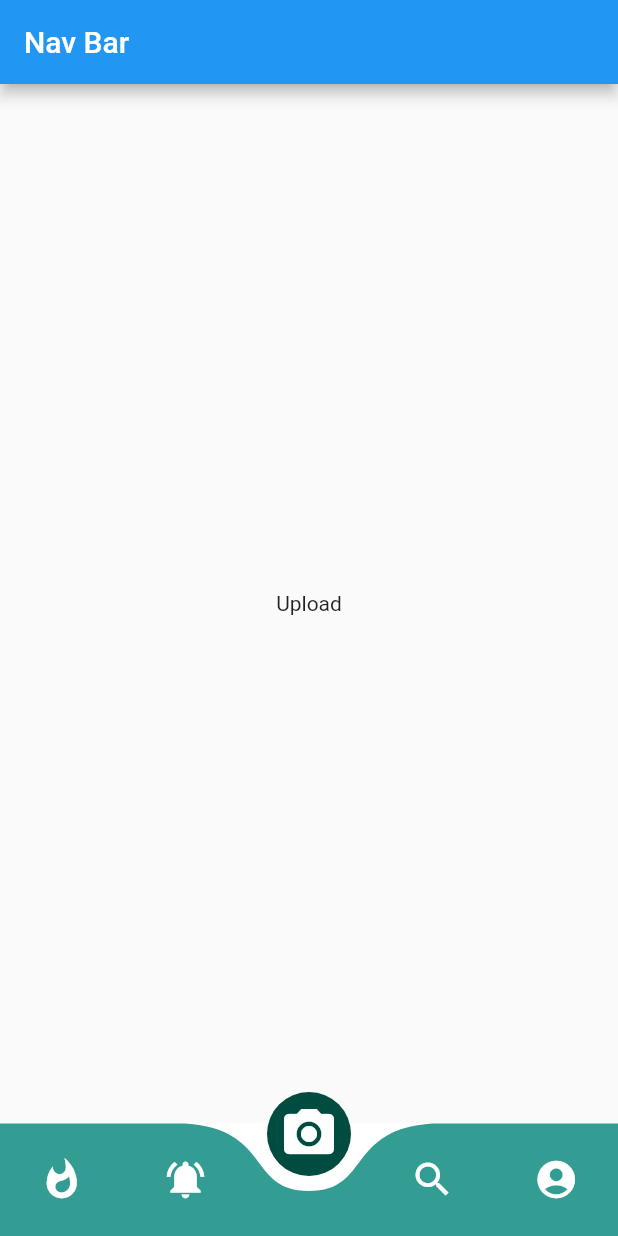
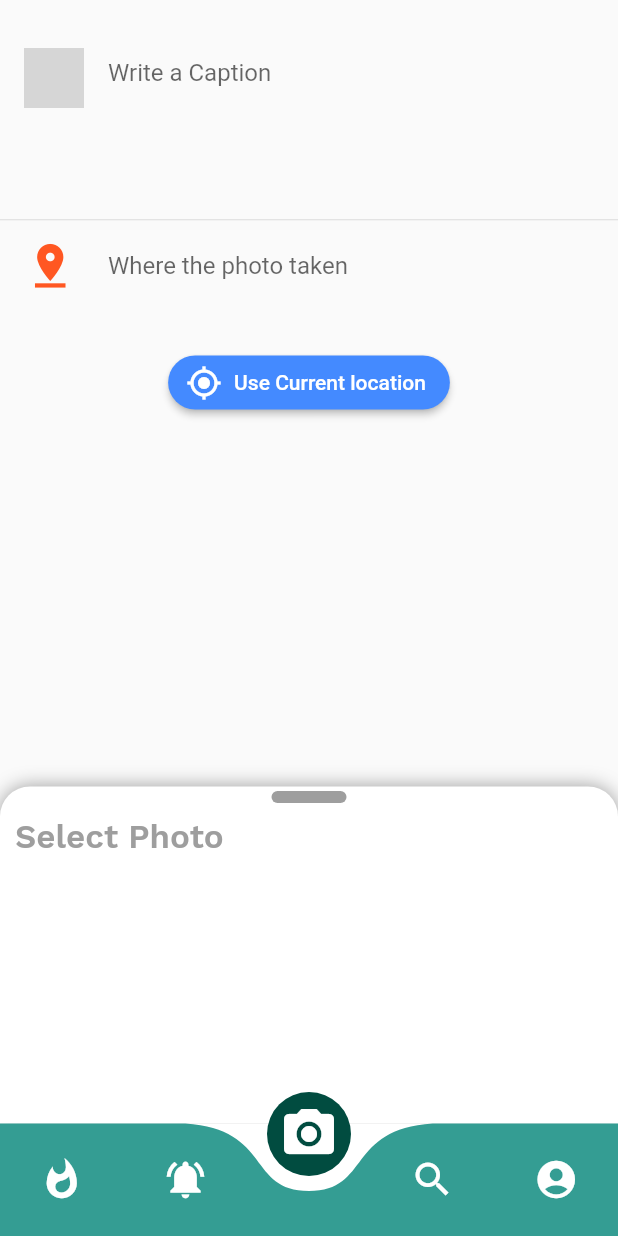
Before and after one commit to Ashrafulgafurtantan/FirebaseAuthentication, a Flutter app: the screen it shows once a user with an empty profile is signed in, swiped to page 3, on a phone screen of 412 x 824 dp. Run offline on Flutter 3.47's test engine with Material 2 defaults, Android fonts, the phone set to English and light mode, and no system bars; drawn by our look-alikes of curved_navigation_bar; our stand-ins replace cached_network_image, cloud_firestore, firebase_auth, firebase_core, firebase_storage, fluttertoast and 5 more; missing offline and left inert: storage_path; accounts and stored records are empty; network calls fail; project files that could hold a hidden picture were left out; grey boxes are pictures that could not be loaded.

Commit message:
Fixed Login CurrentAccount

```diff
--- a/lib/models/app_gaurd.dart
+++ b/lib/models/app_gaurd.dart
@@ -1,5 +1,5 @@
 class AppGuard{
-  final String uid;
+  final String uid,email;
    bool isVerified;
-  AppGuard({this.uid,this.isVerified});
+  AppGuard({this.uid,this.isVerified,this.email});
 }
--- a/lib/services/auth.dart
+++ b/lib/services/auth.dart
@@ -9,7 +9,7 @@ import 'package:google_sign_in/google_sign_in.dart';
   bool switcher=false;
   Stream<AppGuard>get user{
     return _auth.userChanges().map((User firebaseUser){
-      AppGuard   appGuard =firebaseUser==null ?  null : AppGuard(uid: firebaseUser.uid,isVerified: firebaseUser.emailVerified);
+      AppGuard   appGuard =firebaseUser==null ?  null : AppGuard(uid: firebaseUser.uid,isVerified: firebaseUser.emailVerified,email: firebaseUser.email);
       print("In streamBuilder");
        print(switcher);
       return appGuard;
--- a/lib/ui/home.dart
+++ b/lib/ui/home.dart
@@ -1,12 +1,21 @@
+import 'package:cloud_firestore/cloud_firestore.dart';
 import 'package:curved_navigation_bar/curved_navigation_bar.dart';
+import 'package:firebase_auth_gorgeous_login/models/app_gaurd.dart';
+import 'package:firebase_auth_gorgeous_login/models/app_user.dart';
+import 'package:firebase_auth_gorgeous_login/ui/signIn.dart';
 import 'package:firebase_auth_gorgeous_login/widgets/activity.dart';
 import 'package:firebase_auth_gorgeous_login/widgets/profile.dart';
 import 'package:firebase_auth_gorgeous_login/widgets/search.dart';
 import 'package:firebase_auth_gorgeous_login/widgets/timeline.dart';
-import 'package:firebase_auth_gorgeous_login/widgets/upload.dart';
+import 'package:firebase_auth_gorgeous_login/widgets/create_question.dart';
 import 'package:flutter/material.dart';
 
+
 class Home extends StatefulWidget {
+  final AppGuard appGuard;
+
+  Home({this.appGuard});
+
   @override
   _HomeState createState() => _HomeState();
 }
@@ -15,9 +24,16 @@ class _HomeState extends State<Home> {
   int _currentIndex = 0;
   PageController _pageController;
 
+
+  getCurrentUser()async{
+   DocumentSnapshot doc =await userRef.doc(widget.appGuard.email).get();//.....
+    thisDeviceAppUser =   AppUser.fromDocument(doc,doc.id);//...
+    print("thisDeviceAppUser = $thisDeviceAppUser");
+  }
   @override
   void initState() {
     super.initState();
+    getCurrentUser();
     _pageController = PageController();
   }
 
@@ -30,7 +46,6 @@ class _HomeState extends State<Home> {
   @override
   Widget build(BuildContext context) {
     return Scaffold(
-      appBar: AppBar(title: Text("Nav Bar")),
       body: SizedBox.expand(
         child: PageView(
           controller: _pageController,
@@ -41,7 +56,7 @@ class _HomeState extends State<Home> {
           children: <Widget>[
             Timeline(),
             Activity(),
-            Upload(),
+            CreateQuestion(currentUser: thisDeviceAppUser,),
             Search(),
             Profile(),
           ],
--- a/lib/ui/login_page.dart
+++ b/lib/ui/login_page.dart
@@ -7,8 +7,6 @@ import 'package:flutter/material.dart';
 import 'package:flutter/services.dart';
 
 class LoginPage extends StatefulWidget {
-  var switcher;
-  LoginPage({this.switcher});
 
   @override
   _LoginPageState createState() => new _LoginPageState();
@@ -82,7 +80,7 @@ class _LoginPageState extends State<LoginPage> with SingleTickerProviderStateMix
                         children: <Widget>[
                           new ConstrainedBox(
                             constraints: const BoxConstraints.expand(),
-                            child: SignIn(switcher: widget.switcher,),
+                            child: SignIn(),
                           ),
                           new ConstrainedBox(
                             constraints: const BoxConstraints.expand(),
--- a/lib/ui/wrapper.dart
+++ b/lib/ui/wrapper.dart
@@ -18,13 +18,13 @@ class _WrapperState extends State<Wrapper> {
    final  appGuard = Provider.of<AppGuard>(context);
     print("In wrapper");
     if(appGuard!=null) {
-      print ( appGuard.uid );
+      print ( appGuard.email );
       print ( appGuard.isVerified );
     }
     if(appGuard==null ){
       return LoginPage();
     }else{
-      return appGuard.isVerified ? Home():LoginPage();
+      return appGuard.isVerified ? Home(appGuard: appGuard,):LoginPage();
     }
   }
 }
--- /dev/null
+++ b/lib/widgets/create_question.dart
@@ -0,0 +1,442 @@
+import 'dart:convert';
+import 'dart:io';
+import 'package:cached_network_image/cached_network_image.dart';
+import 'package:cloud_firestore/cloud_firestore.dart';
+import 'package:firebase_auth_gorgeous_login/models/app_user.dart';
+import 'package:firebase_auth_gorgeous_login/ui/signIn.dart';
+import 'package:firebase_auth_gorgeous_login/widgets/profile.dart';
+import 'package:firebase_storage/firebase_storage.dart';
+import 'package:flutter/material.dart';
+import 'package:flutter/services.dart';
+import 'package:font_awesome_flutter/font_awesome_flutter.dart';
+import 'package:geolocator/geolocator.dart';
+import 'package:image_picker/image_picker.dart';
+import 'package:storage_path/storage_path.dart';
+import 'package:permission_handler/permission_handler.dart';
+import 'package:uuid/uuid.dart';
+final storage = FirebaseStorage.instance;
+final postRef = FirebaseFirestore.instance.collection("posts");
+
+class CreateQuestion extends StatefulWidget {
+  final AppUser currentUser;
+  CreateQuestion({this.currentUser});
+  @override
+  _CreateQuestionState createState() => _CreateQuestionState();
+}
+
+class _CreateQuestionState extends State<CreateQuestion>
+
+    with AutomaticKeepAliveClientMixin<CreateQuestion>{
+  TextEditingController captionController;
+  TextEditingController locationController;
+  File file;
+  List<FileModel> fileModel;
+  List<Widget> cardList=new List() ;
+  List<GridTile>gridTiles=[];
+  String postId;
+
+  fromGalleryHandle()async{
+    File f=await ImagePicker.pickImage(source: ImageSource.gallery, maxWidth: 960,maxHeight: 675);
+    if(f!=null)
+      print('file not null');
+    setState(() {
+      file=f;
+    });
+  }
+  fromCameraHandle()async{
+    File f=await ImagePicker.pickImage(source: ImageSource.camera, maxWidth: 960,maxHeight: 675);
+    if(f!=null)
+      print('file not null');
+    setState(() {
+      file=f;
+    });
+  }
+  GridTile addDefaultTiles(String name,Function handle){
+    return  GridTile(child: Padding(
+      padding: const EdgeInsets.all(2.0),
+      child: GestureDetector(
+        onTap: handle,
+        child: Container(
+          height: 50,width: 50,
+          decoration: BoxDecoration(
+              color: Colors.blueGrey
+          ),
+          child: Center(child: Text(name,style: TextStyle(color: Colors.white,fontSize: 18),)),
+        ),
+      ),
+    ),);
+
+  }
+
+  uploadImgInFirestore(String mediaUrl,String description,String location){
+    postRef.doc(thisDeviceAppUser.email).collection('userPosts').doc(postId).set({
+
+      'postId':postId,
+      'ownerMail':thisDeviceAppUser.email,
+      'username': thisDeviceAppUser.username,
+      'mediaUrl':mediaUrl,
+      'description':description,
+      'location':location,
+      'timestamp':DateTime.now(),
+      'likes':{},
+    });
+  }
+
+  Future<void> uploadImage(imgFile)async{
+
+    UploadTask task = FirebaseStorage.instance.ref('post_$postId.jpg').putFile(file);task.snapshotEvents.listen((TaskSnapshot snapshot) {
+      print('Snapshot state: ${snapshot.state}'); // paused, running, complete
+      print('Progress: ${ snapshot.bytesTransferred}/snapshot.totalBytes ');
+
+    }, onError: (Object e) {
+      print(e); // FirebaseException
+    });
+    task.whenComplete(() async{
+      String downloadURL = await storage.ref('post_$postId.jpg').getDownloadURL();
+      print(downloadURL);
+      await uploadImgInFirestore(downloadURL,captionController.text,locationController.text);
+
+    });
+    task.then((TaskSnapshot snapshot) async{
+      print('Upload complete!');
+    })
+        .catchError((Object e) {
+      print(e); // FirebaseException
+    });
+
+  }
+
+
+  getImagesPath() async {
+    //  await grantPermission();
+    List<GridTile>tiles=[addDefaultTiles("Camera",fromCameraHandle),addDefaultTiles("Gallery",fromGalleryHandle)];
+    String imagespath = "";
+    List<Widget> cList=new List() ;
+
+    try {
+      imagespath = await StoragePath.imagesPath;
+      var response = jsonDecode(imagespath);
+      var imageList = response as List;
+
+      List<FileModel> list = imageList.map<FileModel>((json) => FileModel.fromJson(json)).toList();
+
+      list.forEach((element)async {
+        print(element.toString());
+        if(element.folder =='High Quality Image'){
+
+          for(int i=0;i<element.files.length && i<10;i++){
+            FileImage image=new FileImage(new File(element.files[i]));
+            print(image);
+            if(image != null){
+              tiles.add(GridTile(child: Padding(
+                padding: const EdgeInsets.all(2.0),
+                child: GestureDetector(child:Container(height:50 ,width: 50,decoration: BoxDecoration(
+                    image: DecorationImage(image: image,fit: BoxFit.cover)),),
+                  onTap: (){
+                    setState(() {
+                      file=File(element.files[i]);
+                      DraggableScrollableActuator.reset(context);
+                    });
+                  },
+                ),
+              ),));
+              print(tiles.length);
+            }
+            else{
+              print('no image');
+            }
+          }
+          setState(() {
+            gridTiles = tiles;
+          });
+        }
+      });
+    } on PlatformException {
+      imagespath = 'Failed to get path';
+    }
+  }
+
+//  grantPermission()async{
+//      final picker=ImagePicker();
+//      await Permission.photos.request();
+//      var permissionStatus = await Permission.photos.status;
+//
+//      if(permissionStatus.isDenied){
+//
+//      }else{
+//        Navigator.push(context, MaterialPageRoute(builder: (context)=>Profile()));
+//      }
+//  }
+
+  uploadButtonPressed()async{
+    await uploadImage(file);
+    setState(() {
+      locationController.clear();
+      captionController.clear();
+      file=null;
+
+    });
+  }
+
+  @override
+  void initState() {
+    getImagesPath();
+    super.initState();
+    captionController = TextEditingController();
+    locationController = TextEditingController();
+    postId=Uuid().v4();
+  }
+  @override
+  bool get wantKeepAlive =>true;
+  Widget build(BuildContext context) {
+    super.build(context);
+
+
+    return Scaffold(
+//      appBar: AppBar(
+//        actions: [
+//
+//        ],
+//      ),
+      body: new Stack(
+        children: <Widget>[
+          ListView(
+            children: <Widget>[
+              //   isUploading ? linearProgress() :Text(''),
+              file==null? Container(child: Text(""),): ClipRRect(
+                borderRadius: BorderRadius.only(bottomLeft: Radius.circular(40),bottomRight:  Radius.circular(40)),
+                child: Container(
+                    height: 300,
+                    width: MediaQuery.of(context).size.width*0.8,
+                    child: Stack(
+                      children: [
+                        Container(
+                          decoration: BoxDecoration(
+                              image: DecorationImage(
+                                fit: BoxFit.cover,
+                                image: FileImage(file),
+                              )
+                          ),
+                        ),
+
+
+                        Positioned(
+                          top: 10,
+                          left: 10,
+                          child: Container(
+
+                            height: 40,
+                            width: 40,
+                            decoration: BoxDecoration(
+                              shape: BoxShape.circle,
+                              color: Colors.black.withOpacity(0.4),
+                            ),
+                            child: IconButton(
+                              splashColor: Colors.transparent,
+                              icon: Icon(FontAwesomeIcons.cloudUploadAlt,size: 20,),
+                              color: Colors.white,
+                              onPressed: uploadButtonPressed,
+                            ),
+                          ),
+                        ),
+
+                        Positioned(
+                          top: 10,
+                          right: 10,
+                          child: Container(
+
+                            height: 40,
+                            width: 40,
+                            decoration: BoxDecoration(
+                              shape: BoxShape.circle,
+                              color: Colors.black.withOpacity(0.4),
+                            ),
+                            child: IconButton(
+                              splashColor: Colors.transparent,
+                              icon: Icon(FontAwesomeIcons.trash,size: 20,),
+                              color: Colors.white,
+                              onPressed: (){
+                                setState(() {
+
+                                  file = null;
+                                });
+                              },
+                            ),
+                          ),
+                        ),
+                      ],
+                    )
+                ),
+              ),
+
+              ListTile(
+                leading: CircleAvatar(
+                  backgroundImage:  NetworkImage('https://www.pngitem.com/pimgs/m/391-3918613_personal-service-platform-person-icon-circle-png-transparent.png'),
+                  //     NetworkImage(thisDeviceAppUser.photoURL  ),
+                  backgroundColor: Colors.grey,
+                ),
+                title: Container(
+                  padding: EdgeInsets.only(top: 7),
+                  height: 120,
+                  child: TextField(
+                    maxLines: 5,
+                    controller: captionController,
+                    decoration: InputDecoration(
+                      hintText: 'Write a Caption',
+                      border: InputBorder.none,
+                    ),
+                  ),
+                ),
+              ),
+              Divider(
+                height: 5,
+              ),
+              ListTile(
+                leading: Icon(Icons.pin_drop,
+                  color: Colors.deepOrange,
+                  size: 35,
+                ),
+                title: Container(
+                  width: 250,
+                  child: TextField(
+                    controller: locationController,
+                    decoration: InputDecoration(
+                        hintText: 'Where the photo taken',
+                        border: InputBorder.none
+                    ),
+                  ),
+                ),
+              ),
+              Container(
+                height: 100,
+                width: 200,
+                alignment: Alignment.center,
+                child: RaisedButton.icon(
+                  color: Colors.blueAccent,
+                  icon: Icon(Icons.my_location,
+                    color: Colors.white,
+                  ),
+                  label: Text('Use Current location',
+                    style: TextStyle(
+                      color: Colors.white,
+                    ),
+                  ),
+                  shape: RoundedRectangleBorder(
+                      borderRadius: BorderRadius.circular(30)
+                  ),
+                  onPressed: ()async{
+//                    final Position position=await Geolocator().getCurrentPosition(desiredAccuracy: LocationAccuracy.high);
+//                    List<Placemark>placemarks=await Geolocator().placemarkFromCoordinates(position.latitude, position.longitude);
+//                    Placemark placemark=placemarks[0];
+//                    String formattedAddress='${placemark.locality},${placemark.country}';
+
+
+                    //  print(thisDeviceAppUser.email);
+                    String formattedAddress="Pahartali, Chittagong.";
+                    setState(() {
+                      locationController.text=formattedAddress;
+                    });
+                  },
+                ),
+              )
+            ],
+          ),
+          file!=null? Container():  SizedBox.expand(
+            child:DraggableScrollableActuator(
+              child: DraggableScrollableSheet(
+                initialChildSize: 0.30,
+                minChildSize: 0.12,
+                maxChildSize: .65,
+                builder: (BuildContext c, ScrollController scrollController ){
+                  return Container(
+                    padding: EdgeInsets.symmetric(
+                      horizontal: 10,
+                      vertical: 3,
+                    ),
+                    decoration: BoxDecoration(
+                      color: Colors.white,
+
+                      // color: Colors.white,
+                      borderRadius: BorderRadius.only(
+                          topLeft: Radius.circular(20),
+                          topRight: Radius.circular(20)
+                      ),
+                      boxShadow: [
+                        BoxShadow(
+                          color: Colors.grey,
+                          blurRadius: 10,
+                        )
+                      ],
+
+                    ),
+                    child: gridTiles==null? CircularProgressIndicator(): ListView(
+                      controller: scrollController,
+                      children: <Widget>[
+                        Center(
+                          child: Container(
+                            height: 8,
+                            width: 50,
+                            decoration: BoxDecoration(
+                              color: Colors.grey,
+                              borderRadius: BorderRadius.circular(5),
+                            ),
+                          ),
+                        ),
+                        SizedBox(height: 10,),
+                        Text("Select Photo",style: TextStyle(color: Colors.grey,fontSize: 22,fontFamily:"WorkSansSemiBold" ),),
+                        SizedBox(height: 10,),
+                        GridView.count(
+                          crossAxisCount: 4,
+                          childAspectRatio: 1,
+                          crossAxisSpacing: 0,
+                          mainAxisSpacing: 0,
+                          physics: NeverScrollableScrollPhysics(),
+                          children: gridTiles,
+                          shrinkWrap: true,
+                        ),
+                      ],
+                    ),
+                  );
+                },
+              ),
+            ) ,
+          )
+        ],
+      ),
+    );
+  }
+}
+class FileModel {
+  List<String> files;
+  String folder;
+
+  FileModel({this.files, this.folder});
+
+  FileModel.fromJson(Map<String, dynamic> json) {
+    files = json['files'].cast<String>();
+    folder = json['folderName'];
+  }
+
+  Map<String, dynamic> toJson() {
+    final Map<String, dynamic> data = new Map<String, dynamic>();
+    data['files'] = this.files;
+    data['folderName'] = this.folder;
+    return data;
+  }
+
+  @override
+  String toString() {
+    return 'FileModel{ folder: $folder}';
+  }
+
+}
+
+/*Center(child: Container(
+                    decoration: BoxDecoration(
+                        image: DecorationImage(
+                          fit: BoxFit.cover,
+                          image: FileImage(file),
+
+                        )
+                    ),
+                  ),),*/
--- a/lib/widgets/upload.dart
+++ /dev/null
@@ -1,17 +0,0 @@
-import 'package:flutter/material.dart';
-
-class Upload extends StatefulWidget {
-  @override
-  _UploadState createState() => _UploadState();
-}
-
-class _UploadState extends State<Upload> {
-  @override
-  Widget build(BuildContext context) {
-    return Scaffold(
-      body: Container(
-        child: Center(child: Text("Upload")),
-      ),
-    );
-  }
-}
```
Also changed, not shown: lib/ui/signIn.dart (+4 -8 lines), pubspec.yaml (+8 -1 lines), firebase.json (added), pubspec.lock, 7 other files.
